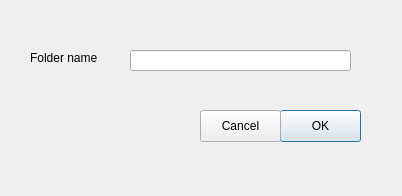
password-manager/linux, file guis/folder.ui: the form before one commit.
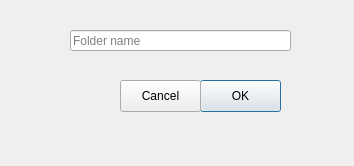
The form after the commit.

Commit message: Folder structure with json file

```diff
--- a/guis/folder.ui
+++ b/guis/folder.ui
@@ -6,8 +6,8 @@
    <rect>
     <x>0</x>
     <y>0</y>
-    <width>402</width>
-    <height>196</height>
+    <width>354</width>
+    <height>166</height>
    </rect>
   </property>
   <property name="windowTitle">
@@ -16,8 +16,8 @@
   <widget class="QPushButton" name="okPushButton">
    <property name="geometry">
     <rect>
-     <x>280</x>
-     <y>110</y>
+     <x>200</x>
+     <y>80</y>
      <width>81</width>
      <height>32</height>
     </rect>
@@ -29,8 +29,8 @@
   <widget class="QPushButton" name="cancelPushButton">
    <property name="geometry">
     <rect>
-     <x>200</x>
-     <y>110</y>
+     <x>120</x>
+     <y>80</y>
      <width>81</width>
      <height>32</height>
     </rect>
@@ -42,23 +42,16 @@
   <widget class="QLineEdit" name="folderNameLineEdit">
    <property name="geometry">
     <rect>
-     <x>130</x>
-     <y>50</y>
+     <x>70</x>
+     <y>30</y>
      <width>221</width>
      <height>21</height>
     </rect>
    </property>
-  </widget>
-  <widget class="QLabel" name="folderNameLabel">
-   <property name="geometry">
-    <rect>
-     <x>30</x>
-     <y>50</y>
-     <width>91</width>
-     <height>16</height>
-    </rect>
+   <property name="accessibleName">
+    <string/>
    </property>
-   <property name="text">
+   <property name="placeholderText">
     <string>Folder name</string>
    </property>
   </widget>
```
The commit also changes 4 other files.
